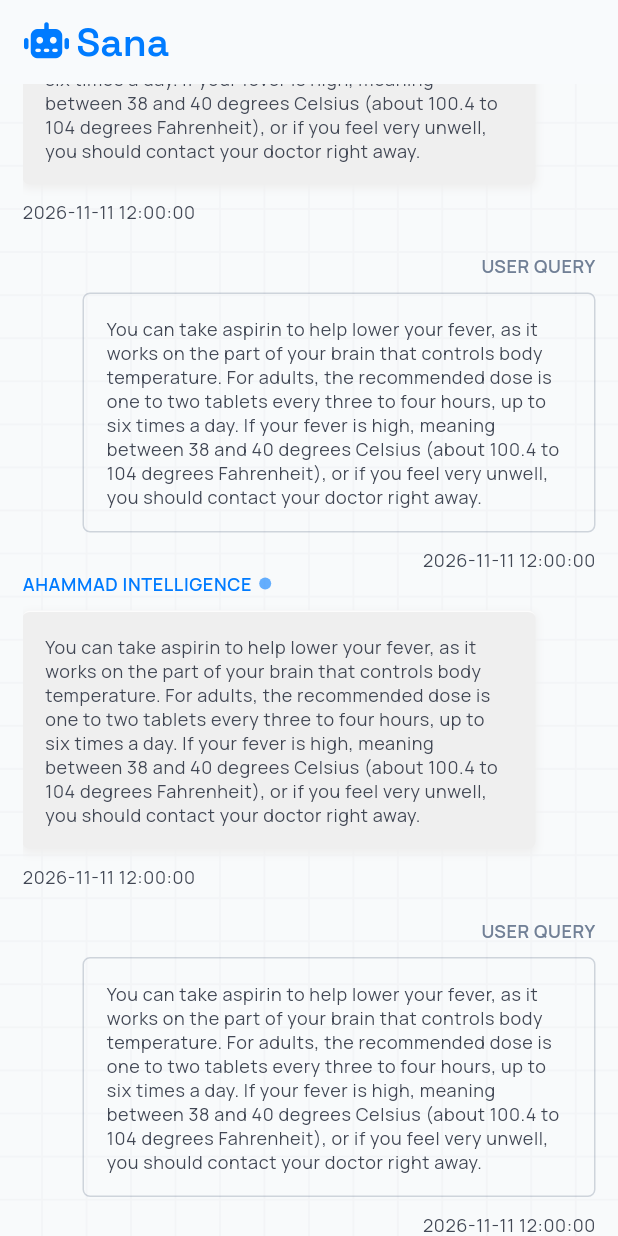
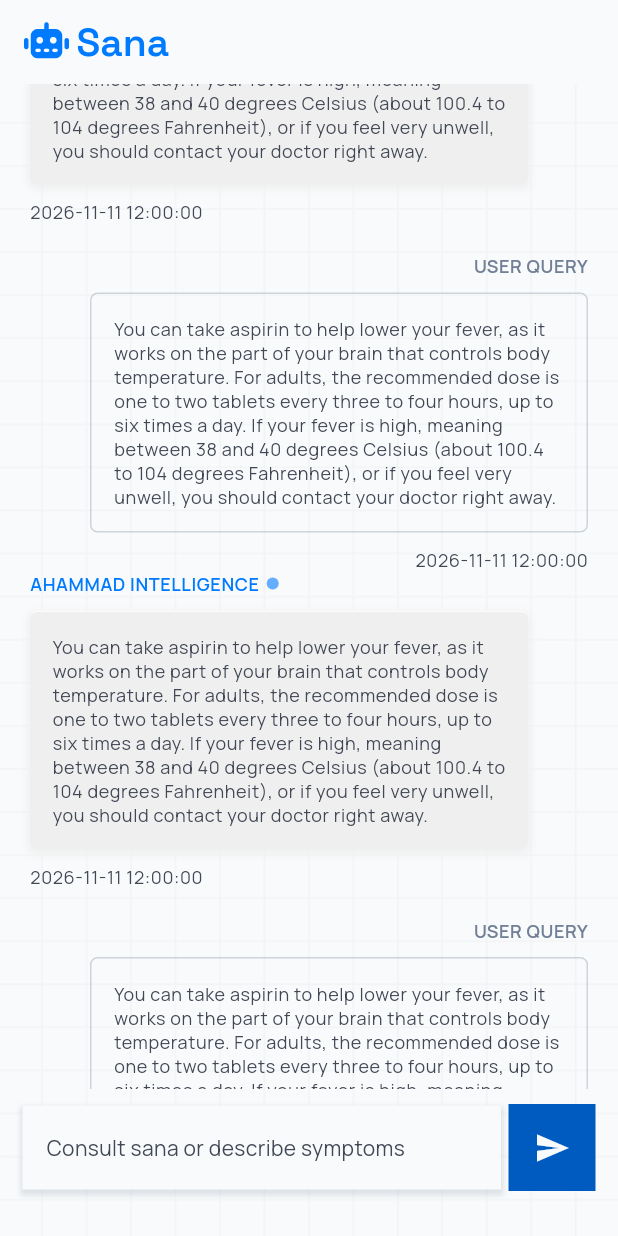
Before and after one commit to ahammaddev/sana-ai-enabled-medical-assistant, a Flutter app: the screen it shows after launch, scrolled down 561 dp, on a phone screen of 412 x 824 dp. Run offline on Flutter 3.47's test engine with Material 3 defaults, Android fonts, the phone set to English and light mode, and no system bars; our stand-ins replace connectivity_plus, font_awesome_flutter, get, google_fonts.

Commit message:
prompt field

```diff
--- a/lib/app/modules/chat/controllers/chat_controller.dart
+++ b/lib/app/modules/chat/controllers/chat_controller.dart
@@ -1,9 +1,11 @@
 import 'dart:async';
 
+import 'package:flutter/widgets.dart';
 import 'package:get/get.dart';
 
 class ChatController extends GetxController {
   RxBool blinkController = false.obs;
+  final TextEditingController promptController = TextEditingController();
 
   void blinking() {
     Timer.periodic(Duration(seconds: 1), (timer) {
--- a/lib/app/modules/chat/views/chat_view.dart
+++ b/lib/app/modules/chat/views/chat_view.dart
@@ -3,6 +3,7 @@ import 'package:font_awesome_flutter/font_awesome_flutter.dart';
 
 import 'package:get/get.dart';
 import 'package:sana/app/modules/chat/views/bot_chat_bubble.dart';
+import 'package:sana/app/modules/chat/views/prompt_field.dart';
 import 'package:sana/app/modules/chat/views/user_chat_bubble.dart';
 import 'package:sana/app/utils/constants/colors/app_colors.dart';
 
@@ -47,9 +48,12 @@ class ChatView extends GetView<ChatController> {
             ],
           ),
         ),
-        body: Padding(
-          padding: const EdgeInsets.symmetric(horizontal: 15.0),
+        body: Column(
+          children: [
+            Expanded(
               child: ListView.builder(
+                padding: const EdgeInsets.symmetric(horizontal: 20.0),
+                physics: ClampingScrollPhysics(),
                 itemCount: 3,
                 itemBuilder: (context, index) => Column(
                   children: [
@@ -60,6 +64,14 @@ class ChatView extends GetView<ChatController> {
                 ),
               ),
             ),
+            SizedBox(height: 10),
+            Padding(
+              padding: const EdgeInsets.symmetric(horizontal: 15.0),
+              child: PromptField(),
+            ),
+            SizedBox(height: 30),
+          ],
+        ),
       ),
     );
   }
--- /dev/null
+++ b/lib/app/modules/chat/views/prompt_field.dart
@@ -0,0 +1,59 @@
+import 'package:flutter/material.dart';
+import 'package:flutter/widgets.dart';
+import 'package:font_awesome_flutter/font_awesome_flutter.dart';
+import 'package:get/get.dart';
+import 'package:sana/app/modules/chat/controllers/chat_controller.dart';
+import 'package:sana/app/utils/constants/colors/app_colors.dart';
+
+class PromptField extends GetView<ChatController> {
+  const PromptField({super.key});
+
+  @override
+  Widget build(BuildContext context) {
+    final theme = Theme.of(context);
+    return SizedBox(
+      child: Row(
+        crossAxisAlignment: CrossAxisAlignment.center,
+        children: [
+          Expanded(
+            child: Container(
+              decoration: BoxDecoration(
+                color: AppColors.neutral,
+                boxShadow: [
+                  BoxShadow(
+                    color: AppColors.secondary.withAlpha(50),
+                    spreadRadius: 2,
+                    blurRadius: 2,
+                    offset: Offset(0, 2),
+                  ),
+                ],
+              ),
+              child: TextField(
+                controller: controller.promptController,
+                decoration: InputDecoration(
+                  hint: Text(
+                    'Consult sana or describe symptoms',
+                    style: theme.textTheme.bodyMedium,
+                  ),
+                  focusedBorder: OutlineInputBorder(
+                    borderSide: BorderSide.none,
+                  ),
+                  border: OutlineInputBorder(borderSide: BorderSide.none),
+                  enabledBorder: OutlineInputBorder(
+                    borderSide: BorderSide.none,
+                  ),
+                ),
+              ),
+            ),
+          ),
+          SizedBox(width: 5),
+          Container(
+            decoration: BoxDecoration(color: Color(0xFF005BC0)),
+            padding: EdgeInsets.all(17),
+            child: Icon(Icons.send, color: AppColors.neutral),
+          ),
+        ],
+      ),
+    );
+  }
+}
```
Also changed, not shown: lib/app/modules/chat/views/bot_loading.dart (added). Lines whose indentation alone changed are shown as unchanged.
